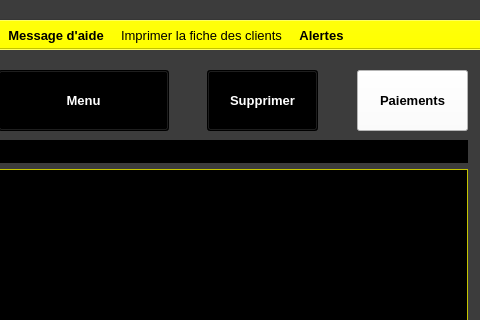
xnoumbissinoundou/yeroth-erp-3.0, file ui/yeroth-erp-clients-window.ui: the form before one commit; both pictures show x 320 to 800 and y 0 to 320 of the 800 by 600 pixel window.
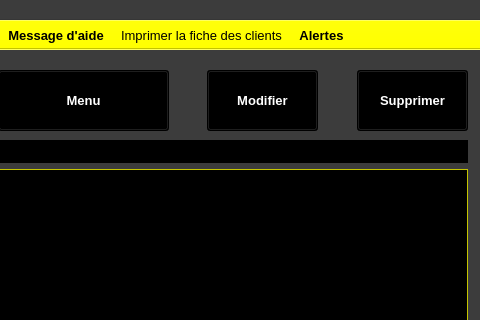
The form after the commit. Icons and pictures are not drawn. Custom widgets are drawn as their Qt base class.

What changed in the file:
```diff
--- a/ui/yeroth-erp-clients-window.ui
+++ b/ui/yeroth-erp-clients-window.ui
@@ -1310,7 +1310,7 @@
 Compte client</string>
     </property>
    </widget>
-   <widget class="YerothPushButton" name="pushButton_historique_paiements">
+   <widget class="YerothPushButton" name="pushButton_supprimer">
     <property name="geometry">
      <rect>
       <x>677</x>
@@ -1325,63 +1325,63 @@
        <colorrole role="WindowText">
         <brush brushstyle="SolidPattern">
          <color alpha="255">
-          <red>0</red>
-          <green>0</green>
-          <blue>0</blue>
+          <red>255</red>
+          <green>255</green>
+          <blue>255</blue>
          </color>
         </brush>
        </colorrole>
        <colorrole role="Button">
         <brush brushstyle="SolidPattern">
          <color alpha="255">
-          <red>255</red>
-          <green>255</green>
-          <blue>255</blue>
+          <red>0</red>
+          <green>0</green>
+          <blue>0</blue>
          </color>
         </brush>
        </colorrole>
        <colorrole role="Light">
         <brush brushstyle="SolidPattern">
          <color alpha="255">
-          <red>255</red>
-          <green>255</green>
-          <blue>255</blue>
+          <red>0</red>
+          <green>0</green>
+          <blue>0</blue>
          </color>
         </brush>
        </colorrole>
        <colorrole role="Midlight">
         <brush brushstyle="SolidPattern">
          <color alpha="255">
-          <red>255</red>
-          <green>255</green>
-          <blue>255</blue>
+          <red>0</red>
+          <green>0</green>
+          <blue>0</blue>
          </color>
         </brush>
        </colorrole>
        <colorrole role="Dark">
         <brush brushstyle="SolidPattern">
          <color alpha="255">
-          <red>127</red>
-          <green>127</green>
-          <blue>127</blue>
+          <red>0</red>
+          <green>0</green>
+          <blue>0</blue>
          </color>
         </brush>
        </colorrole>
        <colorrole role="Mid">
         <brush brushstyle="SolidPattern">
          <color alpha="255">
-          <red>170</red>
-          <green>170</green>
-          <blue>170</blue>
+          <red>0</red>
+          <green>0</green>
+          <blue>0</blue>
          </color>
         </brush>
        </colorrole>
        <colorrole role="Text">
         <brush brushstyle="SolidPattern">
          <color alpha="255">
-          <red>0</red>
-          <green>0</green>
-          <blue>0</blue>
+          <red>255</red>
+          <green>255</green>
+          <blue>255</blue>
          </color>
         </brush>
        </colorrole>
@@ -1397,27 +1397,27 @@
        <colorrole role="ButtonText">
         <brush brushstyle="SolidPattern">
          <color alpha="255">
-          <red>0</red>
-          <green>0</green>
-          <blue>0</blue>
+          <red>255</red>
+          <green>255</green>
+          <blue>255</blue>
          </color>
         </brush>
        </colorrole>
        <colorrole role="Base">
         <brush brushstyle="SolidPattern">
          <color alpha="255">
-          <red>255</red>
-          <green>255</green>
-          <blue>255</blue>
+          <red>0</red>
+          <green>0</green>
+          <blue>0</blue>
          </color>
         </brush>
        </colorrole>
        <colorrole role="Window">
         <brush brushstyle="SolidPattern">
          <color alpha="255">
-          <red>255</red>
-          <green>255</green>
-          <blue>255</blue>
+          <red>0</red>
+          <green>0</green>
+          <blue>0</blue>
          </color>
         </brush>
        </colorrole>
@@ -1433,9 +1433,9 @@
        <colorrole role="AlternateBase">
         <brush brushstyle="SolidPattern">
          <color alpha="255">
-          <red>255</red>
-          <green>255</green>
-          <blue>255</blue>
+          <red>0</red>
+          <green>0</green>
+          <blue>0</blue>
          </color>
         </brush>
        </colorrole>
@@ -1462,63 +1462,63 @@
        <colorrole role="WindowText">
         <brush brushstyle="SolidPattern">
          <color alpha="255">
-          <red>0</red>
-          <green>0</green>
-          <blue>0</blue>
+          <red>255</red>
+          <green>255</green>
+          <blue>255</blue>
          </color>
         </brush>
        </colorrole>
        <colorrole role="Button">
         <brush brushstyle="SolidPattern">
          <color alpha="255">
-          <red>255</red>
-          <green>255</green>
-          <blue>255</blue>
+          <red>0</red>
+          <green>0</green>
+          <blue>0</blue>
          </color>
         </brush>
        </colorrole>
        <colorrole role="Light">
         <brush brushstyle="SolidPattern">
          <color alpha="255">
-          <red>255</red>
-          <green>255</green>
-          <blue>255</blue>
+          <red>0</red>
+          <green>0</green>
+          <blue>0</blue>
          </color>
         </brush>
        </colorrole>
        <colorrole role="Midlight">
         <brush brushstyle="SolidPattern">
          <color alpha="255">
-          <red>255</red>
-          <green>255</green>
-          <blue>255</blue>
+          <red>0</red>
+          <green>0</green>
+          <blue>0</blue>
          </color>
         </brush>
        </colorrole>
        <colorrole role="Dark">
         <brush brushstyle="SolidPattern">
          <color alpha="255">
-          <red>127</red>
-          <green>127</green>
-          <blue>127</blue>
+          <red>0</red>
+          <green>0</green>
+          <blue>0</blue>
          </color>
         </brush>
        </colorrole>
        <colorrole role="Mid">
         <brush brushstyle="SolidPattern">
          <color alpha="255">
-          <red>170</red>
-          <green>170</green>
-          <blue>170</blue>
+          <red>0</red>
+          <green>0</green>
+          <blue>0</blue>
          </color>
         </brush>
        </colorrole>
        <colorrole role="Text">
         <brush brushstyle="SolidPattern">
          <color alpha="255">
-          <red>0</red>
-          <green>0</green>
-          <blue>0</blue>
+          <red>255</red>
+          <green>255</green>
+          <blue>255</blue>
          </color>
         </brush>
        </colorrole>
@@ -1534,27 +1534,27 @@
        <colorrole role="ButtonText">
         <brush brushstyle="SolidPattern">
          <color alpha="255">
-          <red>0</red>
-          <green>0</green>
-          <blue>0</blue>
+          <red>255</red>
+          <green>255</green>
+          <blue>255</blue>
          </color>
         </brush>
        </colorrole>
        <colorrole role="Base">
         <brush brushstyle="SolidPattern">
          <color alpha="255">
-          <red>255</red>
-          <green>255</green>
-          <blue>255</blue>
+          <red>0</red>
+          <green>0</green>
+          <blue>0</blue>
          </color>
         </brush>
        </colorrole>
        <colorrole role="Window">
         <brush brushstyle="SolidPattern">
          <color alpha="255">
-          <red>255</red>
-          <green>255</green>
-          <blue>255</blue>
+          <red>0</red>
+          <green>0</green>
+          <blue>0</blue>
          </color>
         </brush>
        </colorrole>
@@ -1570,9 +1570,9 @@
        <colorrole role="AlternateBase">
         <brush brushstyle="SolidPattern">
          <color alpha="255">
-          <red>255</red>
-          <green>255</green>
-          <blue>255</blue>
+          <red>0</red>
+          <green>0</green>
+          <blue>0</blue>
          </color>
         </brush>
        </colorrole>
@@ -1599,63 +1599,63 @@
        <colorrole role="WindowText">
         <brush brushstyle="SolidPattern">
          <color alpha="255">
-          <red>127</red>
-          <green>127</green>
-          <blue>127</blue>
+          <red>0</red>
+          <green>0</green>
+          <blue>0</blue>
          </color>
         </brush>
        </colorrole>
        <colorrole role="Button">
         <brush brushstyle="SolidPattern">
          <color alpha="255">
-          <red>255</red>
-          <green>255</green>
-          <blue>255</blue>
+          <red>0</red>
+          <green>0</green>
+          <blue>0</blue>
          </color>
         </brush>
        </colorrole>
        <colorrole role="Light">
         <brush brushstyle="SolidPattern">
          <color alpha="255">
-          <red>255</red>
-          <green>255</green>
-          <blue>255</blue>
+          <red>0</red>
+          <green>0</green>
+          <blue>0</blue>
          </color>
         </brush>
        </colorrole>
        <colorrole role="Midlight">
         <brush brushstyle="SolidPattern">
          <color alpha="255">
-          <red>255</red>
-          <green>255</green>
-          <blue>255</blue>
+          <red>0</red>
+          <green>0</green>
+          <blue>0</blue>
          </color>
         </brush>
        </colorrole>
        <colorrole role="Dark">
         <brush brushstyle="SolidPattern">
          <color alpha="255">
-          <red>127</red>
-          <green>127</green>
-          <blue>127</blue>
+          <red>0</red>
+          <green>0</green>
+          <blue>0</blue>
          </color>
         </brush>
        </colorrole>
        <colorrole role="Mid">
         <brush brushstyle="SolidPattern">
          <color alpha="255">
-          <red>170</red>
-          <green>170</green>
-          <blue>170</blue>
+          <red>0</red>
+          <green>0</green>
+          <blue>0</blue>
          </color>
         </brush>
        </colorrole>
        <colorrole role="Text">
         <brush brushstyle="SolidPattern">
          <color alpha="255">
-          <red>127</red>
-          <green>127</green>
-          <blue>127</blue>
+          <red>0</red>
+          <green>0</green>
+          <blue>0</blue>
          </color>
         </brush>
        </colorrole>
@@ -1671,27 +1671,27 @@
        <colorrole role="ButtonText">
         <brush brushstyle="SolidPattern">
          <color alpha="255">
-          <red>127</red>
-          <green>127</green>
-          <blue>127</blue>
+          <red>0</red>
+          <green>0</green>
+          <blue>0</blue>
          </color>
         </brush>
        </colorrole>
        <colorrole role="Base">
         <brush brushstyle="SolidPattern">
          <color alpha="255">
-          <red>255</red>
-          <green>255</green>
-          <blue>255</blue>
+          <red>0</red>
+          <green>0</green>
+          <blue>0</blue>
          </color>
         </brush>
        </colorrole>
        <colorrole role="Window">
         <brush brushstyle="SolidPattern">
          <color alpha="255">
-          <red>255</red>
-          <green>255</green>
-          <blue>255</blue>
+          <red>0</red>
+          <green>0</green>
+          <blue>0</blue>
          </color>
         </brush>
        </colorrole>
@@ -1707,9 +1707,9 @@
        <colorrole role="AlternateBase">
         <brush brushstyle="SolidPattern">
          <color alpha="255">
-          <red>255</red>
-          <green>255</green>
-          <blue>255</blue>
+          <red>0</red>
+          <green>0</green>
+          <blue>0</blue>
          </color>
         </brush>
        </colorrole>
@@ -1742,7 +1742,7 @@
      </font>
     </property>
     <property name="text">
-     <string>Paiements</string>
+     <string>Supprimer</string>
     </property>
    </widget>
    <widget class="YerothPushButton" name="pushButton_menu_principal">
@@ -2180,7 +2180,7 @@
      <string>Menu</string>
     </property>
    </widget>
-   <widget class="YerothPushButton" name="pushButton_supprimer">
+   <widget class="YerothPushButton" name="pushButton_modifier">
     <property name="geometry">
      <rect>
       <x>527</x>
@@ -2612,7 +2612,7 @@
      </font>
     </property>
     <property name="text">
-     <string>Supprimer</string>
+     <string>Modifier</string>
     </property>
    </widget>
    <widget class="YerothLineEdit" name="lineEdit_nom_entreprise">
```
Left out of the diff: 16 changed lines with no effect on the pictures.
